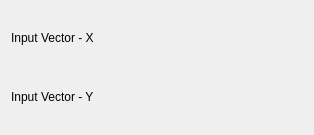
Above: src/plugins/fits/exponential_unweighted/fitexponential_unweightedconfig.ui from Kst-plot/kst before the change. Below: the same form after it.
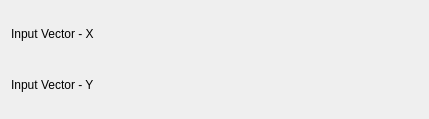
That is the form after the change. Custom widgets are drawn as their Qt base class.

```diff
--- a/src/plugins/fits/exponential_unweighted/fitexponential_unweightedconfig.ui
+++ b/src/plugins/fits/exponential_unweighted/fitexponential_unweightedconfig.ui
@@ -5,10 +5,16 @@
    <rect>
     <x>0</x>
     <y>0</y>
-    <width>314</width>
-    <height>135</height>
+    <width>429</width>
+    <height>119</height>
    </rect>
   </property>
+  <property name="minimumSize" >
+   <size>
+    <width>400</width>
+    <height>0</height>
+   </size>
+  </property>
   <layout class="QVBoxLayout" name="verticalLayout" >
    <item>
     <layout class="QHBoxLayout" name="horizontalLayout_2" >
```
